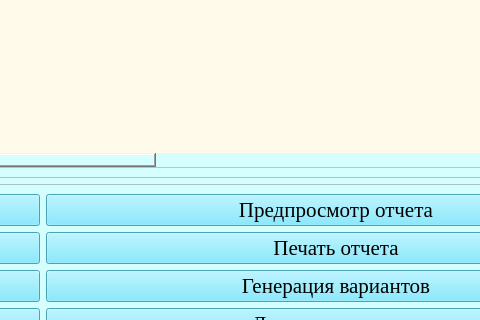
This is qt_designer_ui/MainMenu.ui in IvaMarin/Project-Network-Diagram-App as Qt 5 draws it before an edit; both pictures show x 559 to 1039 and y 380 to 700 of the 1204 by 837 pixel window. The edited form follows.
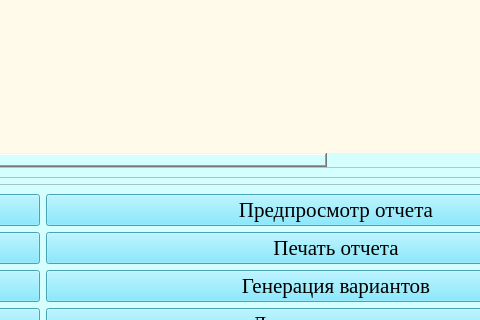
This is the edited form.

What changed in the file:
```diff
--- a/qt_designer_ui/MainMenu.ui
+++ b/qt_designer_ui/MainMenu.ui
@@ -73,7 +73,7 @@
           <number>0</number>
          </property>
          <property name="columnCount">
-          <number>5</number>
+          <number>4</number>
          </property>
          <attribute name="horizontalHeaderVisible">
           <bool>true</bool>
@@ -154,18 +154,6 @@
            </font>
           </property>
          </column>
-         <column>
-          <property name="text">
-           <string>Прим.</string>
-          </property>
-          <property name="font">
-           <font>
-            <pointsize>16</pointsize>
-            <weight>50</weight>
-            <bold>false</bold>
-           </font>
-          </property>
-         </column>
         </widget>
        </item>
       </layout>
```
